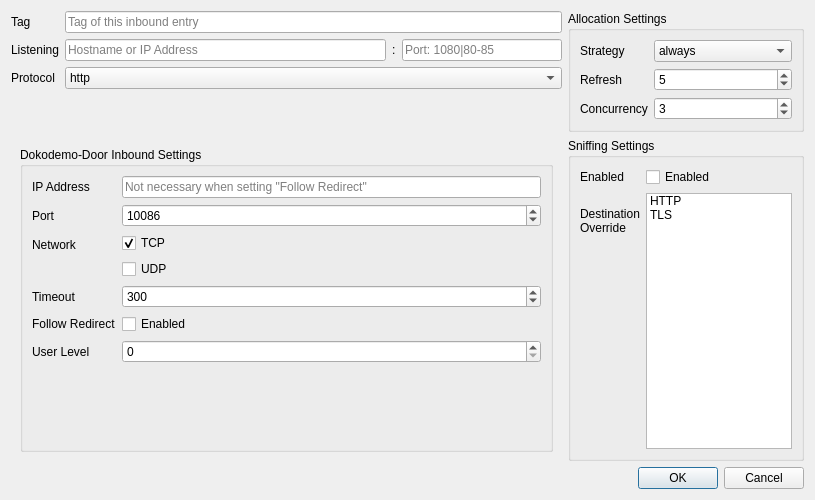
This is src/ui/w_InboundEditor.ui in darsvador/qvssr as Qt 5 draws it before an edit. The edited form follows.
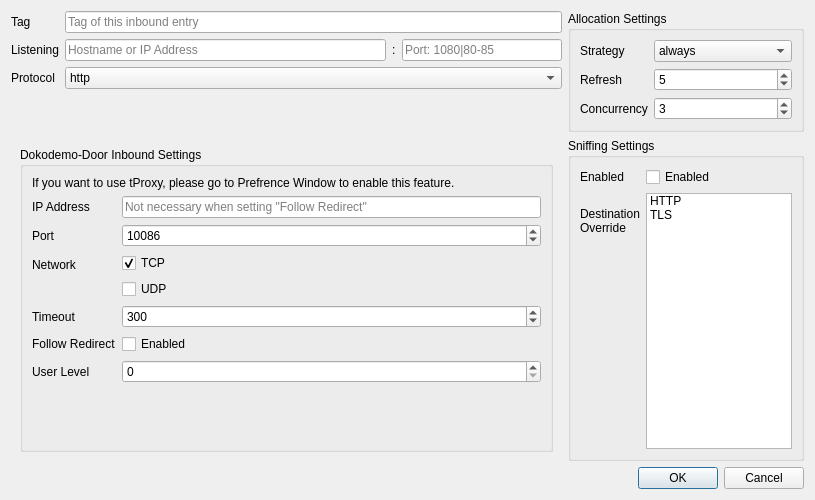
This is the edited form. The open tabs and pages were chosen to show the change. Icons and pictures are not drawn.

```diff
--- a/src/ui/w_InboundEditor.ui
+++ b/src/ui/w_InboundEditor.ui
@@ -572,7 +572,7 @@
           <string>Dokodemo-Door Inbound Settings</string>
          </property>
          <layout class="QFormLayout" name="formLayout_6">
-          <item row="0" column="0">
+          <item row="1" column="0">
            <widget class="QLabel" name="label_11">
             <property name="text">
              <string>IP Address</string>
@@ -582,14 +582,14 @@
             </property>
            </widget>
           </item>
-          <item row="0" column="1">
+          <item row="1" column="1">
            <widget class="QLineEdit" name="dokoIPAddrTxt">
             <property name="placeholderText">
              <string>Not necessary when setting &quot;Follow Redirect&quot;</string>
             </property>
            </widget>
           </item>
-          <item row="1" column="0">
+          <item row="2" column="0">
            <widget class="QLabel" name="label_22">
             <property name="text">
              <string>Port</string>
@@ -599,7 +599,7 @@
             </property>
            </widget>
           </item>
-          <item row="1" column="1">
+          <item row="2" column="1">
            <widget class="QSpinBox" name="dokoPortSB">
             <property name="minimum">
              <number>1</number>
@@ -612,7 +612,7 @@
             </property>
            </widget>
           </item>
-          <item row="3" column="0">
+          <item row="4" column="0">
            <widget class="QLabel" name="label_23">
             <property name="text">
              <string>Network</string>
@@ -622,7 +622,7 @@
             </property>
            </widget>
           </item>
-          <item row="3" column="1">
+          <item row="4" column="1">
            <layout class="QVBoxLayout" name="verticalLayout">
             <item>
              <widget class="QCheckBox" name="dokoTCPCB">
@@ -646,7 +646,7 @@
             </item>
            </layout>
           </item>
-          <item row="4" column="0">
+          <item row="5" column="0">
            <widget class="QLabel" name="label_24">
             <property name="text">
              <string>Timeout</string>
@@ -656,7 +656,7 @@
             </property>
            </widget>
           </item>
-          <item row="5" column="0">
+          <item row="6" column="0">
            <widget class="QLabel" name="label_25">
             <property name="text">
              <string>Follow Redirect</string>
@@ -666,7 +666,7 @@
             </property>
            </widget>
           </item>
-          <item row="6" column="0">
+          <item row="7" column="0">
            <widget class="QLabel" name="label_26">
             <property name="text">
              <string>User Level</string>
@@ -676,7 +676,7 @@
             </property>
            </widget>
           </item>
-          <item row="4" column="1">
+          <item row="5" column="1">
            <widget class="QSpinBox" name="dokoTimeoutSB">
             <property name="minimum">
              <number>-1</number>
@@ -689,16 +689,23 @@
             </property>
            </widget>
           </item>
-          <item row="5" column="1">
+          <item row="6" column="1">
            <widget class="QCheckBox" name="dokoFollowRedirectCB">
             <property name="text">
              <string>Enabled</string>
             </property>
            </widget>
           </item>
-          <item row="6" column="1">
+          <item row="7" column="1">
            <widget class="QSpinBox" name="dokoUserLevelSB"/>
           </item>
+          <item row="0" column="0" colspan="2">
+           <widget class="QLabel" name="label_30">
+            <property name="text">
+             <string>If you want to use tProxy, please go to Prefrence Window to enable this feature.</string>
+            </property>
+           </widget>
+          </item>
          </layout>
         </widget>
        </item>
```
